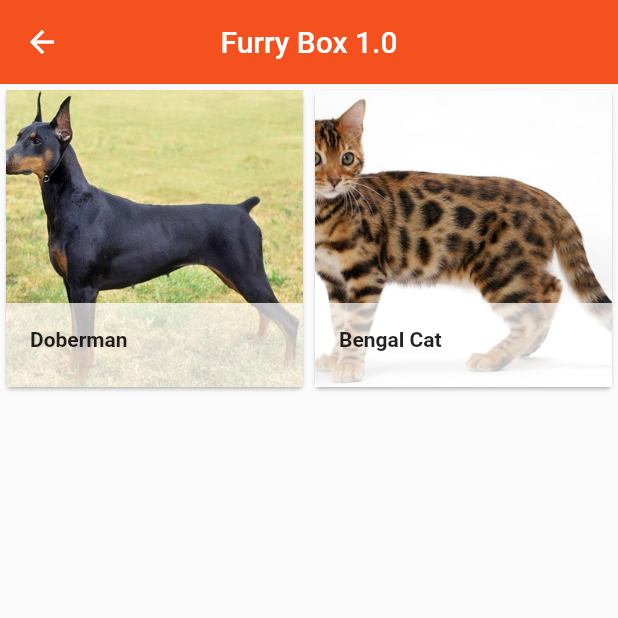
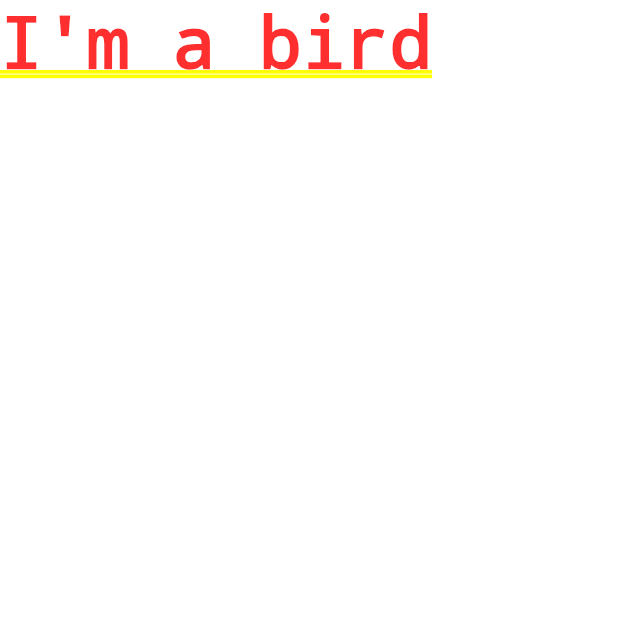
Before and after one commit to puje123/FurryBox, a Flutter app: the screen it shows after launch, after a tap on "Bird", on a phone screen of 412 x 824 dp, the top half of it. Run offline on Flutter 3.47's test engine with Material 2 defaults, Android fonts, the light colour scheme and no system bars; our stand-ins replace carousel_pro.

Commit message:
passing data to a new page

```diff
--- a/lib/Components/horizontal_listview.dart
+++ b/lib/Components/horizontal_listview.dart
@@ -40,7 +40,7 @@ class Category extends StatelessWidget {
       padding: const EdgeInsets.all(2.0),
       child: InkWell(
         onTap: () => Navigator.of(context)
-            .push(MaterialPageRoute(builder: (context) => new catagor())),
+            .push(MaterialPageRoute(builder: (context) => new Catagor(animal: image_caption))),
         child: Container(
           width: 100,
           child: ListTile(
--- a/lib/PAGES/catagor.dart
+++ b/lib/PAGES/catagor.dart
@@ -1,14 +1,22 @@
 import 'package:flutter/material.dart';
 import 'package:furry_box/Components/popular.dart';
 
-class catagor extends StatefulWidget {
+class Catagor extends StatefulWidget {
+  Catagor({Key key, @required this.animal}) : super(key: key);
+  final String animal;
+
   @override
-  _catagorState createState() => _catagorState();
+  _CatagorState createState() => _CatagorState();
 }
 
-class _catagorState extends State<catagor> {
+class _CatagorState extends State<Catagor> {
   @override
   Widget build(BuildContext context) {
+    if (widget.animal == 'Bird') {
+      return Text("I'm a bird");
+    } else if (widget.animal == 'Cats') {
+      return Text("I'm a cat");
+    } else if (widget.animal == 'Dogs') {
       return Scaffold(
         appBar: AppBar(
           elevation: 0,
@@ -16,10 +24,10 @@ class _catagorState extends State<catagor> {
           title: Text('Furry Box 1.0'),
           centerTitle: true,
         ),
-      body: Container(
-          height: 320,
-          child: popular()
-      ),
+        body: Container(height: 320, child: popular()),
       );
+    } else {
+      throw Exception('It must be a dog or a cat or a bird');
     }
   }
+}
--- a/lib/main.dart
+++ b/lib/main.dart
@@ -4,7 +4,8 @@ import 'package:carousel_pro/carousel_pro.dart';
 //MY IMPORTS
 import 'package:furry_box/Components/horizontal_listview.dart';
 import 'package:furry_box/Components/popular.dart';
-import 'package:furry_box/PAGES/pet_details.dart';
+
+import 'PAGES/catagor.dart';
 
 void main() {
   runApp(MaterialApp(
@@ -84,7 +85,7 @@ class _HomePageState extends State<HomePage> {
             ),
             InkWell(
               onTap: () => Navigator.of(context)
-                  .push(MaterialPageRoute(builder: (context) => new catagor())),,
+                  .push(MaterialPageRoute(builder: (context) => Catagor(animal: 'dog',))),
               child: ListTile(
                 title: Text('Categories'),
                 leading: Icon(
```
Lines whose indentation alone changed are shown as unchanged.
